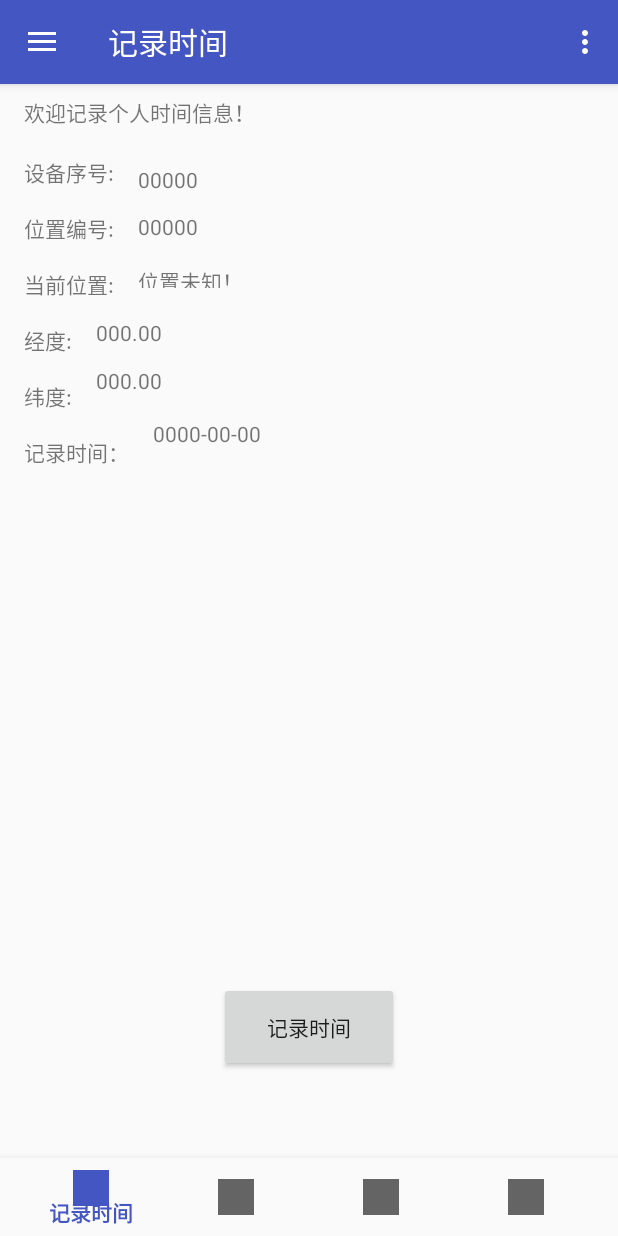
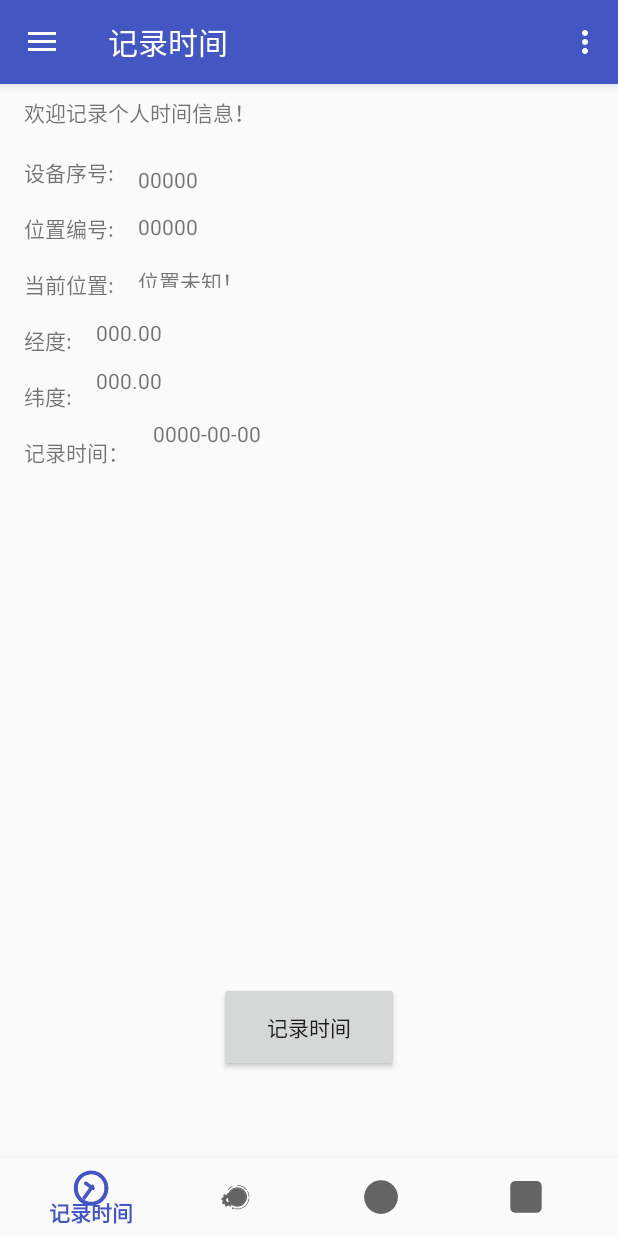
Before and after one commit to zeng2019/BehaviorAnalysisAPP, an Android app: the MainActivity screen opened directly, with no data from a screen before it, on a phone screen of 412 x 824 dp. Run offline under Robolectric (Android 15) with nearby library versions, the light colour scheme and no system bars; our stand-ins replace RxJava; libraries missing offline, so code that uses them is left out: com.baidu.location, com.mysql.jdbc, com.tbruyelle.rxpermissions2, org.greenrobot.greendao; 7 statements that could not run were skipped.

Commit message:
revise icon of menu

```diff
--- /dev/null
+++ b/app/src/main/res/drawable/time_aboutus.xml
@@ -0,0 +1,42 @@
+<?xml version="1.0" encoding="utf-8"?>
+<vector xmlns:android="http://schemas.android.com/apk/res/android"
+    android:width="1024dp"
+    android:height="1024dp"
+    android:viewportWidth="1024"
+    android:viewportHeight="1024">
+
+    <path
+        android:fillColor="#DD514E"
+        android:pathData="M958.144,816.585 C958.144,895.112,894.931,958.775,816.966,958.775
+L207.033,958.775 C129.069,958.775,65.855,895.111,65.855,816.585 L65.8549,202.254
+C65.8549,123.728,129.068,60.064,207.033,60.064 L816.965,60.064
+C894.93,60.064,958.143,123.728,958.143,202.254 L958.143,816.585 Z" />
+    <path
+        android:fillColor="#FFFFFF"
+        android:pathData="M516.503,232.19 C354.606,232.19,222.889,363.907,222.889,525.756
+C222.889,587.544,241.931,646.715,277.965,696.888
+C285.867,707.789,301.052,710.265,312.001,702.458
+A24.26259,24.26259,0,0,0,319.211,694.196
+A258.82893,258.82893,0,0,0,347.644,723.205
+A24.292266,24.292266,0,0,0,339.753,730.211
+C331.898,741.112,334.373,756.345,345.323,764.247
+C395.449,800.283,454.619,819.37,516.502,819.37
+C678.399,819.37,810.115,687.653,810.115,525.757
+C810.116,363.908,678.399,232.191,516.502,232.191 Z M664.869,452.05
+C664.869,478.342,643.564,499.647,617.272,499.647
+C590.986,499.647,569.664,478.342,569.664,452.05
+C569.664,425.744,590.988,404.445,617.272,404.445
+C643.564,404.445,664.869,425.744,664.869,452.05 Z M466.004,452.05
+C466.004,478.342,444.69,499.647,418.404,499.647
+C392.112,499.647,370.81,478.342,370.81,452.05
+C370.81,425.744,392.112,404.445,418.404,404.445
+C444.69,404.445,466.004,425.744,466.004,452.05 Z M393.546,523.737
+C408.526,523.737,420.647,535.858,420.647,550.838
+C420.647,603.715,463.626,646.695,516.504,646.695
+S612.361,603.716,612.361,550.838
+C612.361,535.858,624.482,523.737,639.462,523.737
+C654.442,523.737,666.563,535.858,666.563,550.838
+C666.563,633.568,599.235,700.897,516.504,700.897
+C433.774,700.897,366.445,633.569,366.445,550.838
+C366.444,535.858,378.565,523.737,393.544,523.737 Z" />
+</vector>
--- /dev/null
+++ b/app/src/main/res/drawable/time_analysis.xml
@@ -0,0 +1,100 @@
+<?xml version="1.0" encoding="utf-8"?>
+<vector xmlns:android="http://schemas.android.com/apk/res/android"
+    android:width="1024dp"
+    android:height="1024dp"
+    android:viewportWidth="1024"
+    android:viewportHeight="1024">
+
+    <path
+        android:fillColor="#5C958D"
+        android:pathData="M32,512 C32,777.097,246.903,992,512,992 S992,777.097,992,512
+C992,246.903,777.097,32,512,32 C246.903,32,32,246.903,32,512 Z" />
+    <path
+        android:fillColor="#000000"
+        android:pathData="M822.764,433.136 C808.432,393.44,787.55,359.32,761.123,330.344
+C753.782,300.385,664.062,239.539,559.54,231.467 L559.54,191.633 L531.651,191.633
+C485.239,191.633,440.195,200.731,397.774,218.673
+C356.817,235.996,320.042,260.789,288.468,292.362
+C256.895,323.935,232.103,360.711,214.779,401.668
+C196.837,444.089,187.739,489.133,187.739,535.545
+C187.739,581.958,196.837,627.001,214.779,669.422
+C232.102,710.379,256.894,747.155,288.468,778.728
+C320.04,810.3,356.816,835.093,397.774,852.417
+C440.195,870.36,485.239,879.458,531.651,879.458
+C578.063,879.458,623.107,870.36,665.529,852.417
+C706.485,835.094,743.261,810.302,774.835,778.728
+C806.408,747.156,831.2,710.38,848.524,669.422
+C866.466,627.001,875.564,581.958,875.564,535.545 L930.526,535.545
+L840.255,408.529 L822.765,433.137 Z" />
+    <path
+        android:fillColor="#D496BC"
+        android:pathData="M512.23,206.997 C344.07,206.997,207.75,343.318,207.75,511.477
+C207.75,626.07,271.065,725.86,364.61,777.818 L778.572,363.856
+C726.613,270.312,626.824,206.997,512.231,206.997 Z" />
+    <path
+        android:fillColor="#D07FB3"
+        android:pathData="M364.61,777.819 C408.338,802.109,458.663,815.958,512.231,815.958
+C680.391,815.958,816.711,679.638,816.711,511.478
+C816.711,457.911,802.859,407.586,778.571,363.857 L364.61,777.819 Z" />
+    <path
+        android:fillColor="#FFFFFF"
+        android:pathData="M353.319,578.183 C403.685,531.846,442.635,496.255,442.635,467.378
+C442.635,448.238,431.89,439.173,416.445,439.173
+C402.341,439.173,391.598,449.245,381.524,459.319 L350.633,428.428
+C372.795,404.924,392.941,394.179,424.503,394.179
+C467.483,394.179,497.702,421.712,497.702,464.02
+C497.702,498.269,465.469,535.876,436.592,565.424
+C447.337,564.081,462.782,562.737,472.183,562.737 L507.775,562.737
+L507.775,611.089 L353.318,611.089 L353.318,578.185 Z M696.479,563.41
+L673.646,563.41 L673.646,611.09 L619.922,611.09 L619.922,563.41 L529.263,563.41
+L529.263,523.117 L601.79,398.208 L673.647,398.208 L673.647,519.759
+L696.48,519.759 L696.48,563.41 Z M619.922,519.759 L619.922,495.584
+C619.922,481.145,621.265,459.656,621.937,445.218 L620.594,445.218
+C615.222,457.978,609.178,470.737,603.134,483.497 L583.657,519.76 L619.92,519.76
+Z" />
+    <path
+        android:fillColor="#CC1348"
+        android:pathData="M726.441,512 L816.711,384.984 L906.982,512 Z" />
+    <path
+        android:fillColor="#9D093B"
+        android:pathData="M199.505,484.111 L302.962,484.111 L302.962,539.888 L199.505,539.888 Z" />
+    <path
+        android:fillColor="#CC1348"
+        android:pathData="M723.196,742.858 L664.088,684.712 L687.156,661.262 L746.265,719.409 Z" />
+    <path
+        android:fillColor="#9D093B"
+        android:pathData="M277.708,719.461 L336.816,661.314 L359.885,684.764 L300.777,742.911 Z
+M300.786,281.127 L359.894,339.274 L336.825,362.725 L277.717,304.578 Z
+M480.22,203.397 L535.997,203.397 L535.997,306.854 L480.22,306.854 Z" />
+    <path
+        android:fillColor="#CC1348"
+        android:pathData="M480.22,717.147 L535.997,717.147 L535.997,820.604 L480.22,820.604 Z" />
+    <path
+        android:fillColor="#000000"
+        android:pathData="M234.814,512 C234.814,584.999,263.241,653.629,314.861,705.248
+C366.479,756.867,435.109,785.294,508.108,785.294 L508.108,238.707
+C435.109,238.707,366.479,267.134,314.861,318.753
+C263.241,370.371,234.814,439.001,234.814,512.001 Z" />
+    <path
+        android:fillColor="#CC1348"
+        android:pathData="M508.107,168.088 C461.695,168.088,416.652,177.186,374.231,195.129
+C333.274,212.452,296.499,237.244,264.925,268.818
+C233.353,300.391,208.561,337.167,191.236,378.124
+C173.294,420.545,164.196,465.589,164.196,512.001
+S173.294,603.457,191.236,645.878 C208.56,686.834,233.351,723.61,264.925,755.184
+C296.498,786.755,333.273,811.549,374.231,828.873
+C416.652,846.815,461.695,855.913,508.107,855.913 L508.107,785.295
+C435.108,785.295,366.478,756.868,314.86,705.249
+C263.241,653.63,234.813,585,234.813,512.001
+C234.813,439.002,263.24,370.371,314.86,318.753
+C366.478,267.134,435.108,238.707,508.107,238.707 L535.996,238.707
+L535.996,168.088 L508.107,168.088 Z" />
+    <path
+        android:fillColor="#A80B40"
+        android:pathData="M781.401,512 C781.401,584.999,752.974,653.629,701.355,705.248
+C649.736,756.867,581.106,785.294,508.107,785.294 L508.107,855.912
+C554.52,855.912,599.563,846.814,641.985,828.872
+C682.942,811.549,719.718,786.756,751.292,755.183
+C782.864,723.611,807.656,686.835,824.981,645.877
+C842.923,603.456,852.021,558.412,852.021,512 L781.401,512 Z" />
+</vector>
--- /dev/null
+++ b/app/src/main/res/drawable/time_record.xml
@@ -0,0 +1,56 @@
+<?xml version="1.0" encoding="utf-8"?>
+<vector xmlns:android="http://schemas.android.com/apk/res/android"
+    android:width="1024dp"
+    android:height="1024dp"
+    android:viewportWidth="1024"
+    android:viewportHeight="1024">
+
+    <path
+        android:fillColor="#F39A2B"
+        android:pathData="M597.678,480.76 L390.797,333.998
+C368.588,318.232,337.797,323.466,322.035,345.685 L319.995,348.556
+C304.242,370.77,309.469,401.556,331.686,417.318 L538.562,564.089
+C560.78,579.846,591.562,574.616,607.328,552.402 L609.363,549.526
+C625.131,527.308,619.892,496.521,597.678,480.76 Z" />
+    <path
+        android:fillColor="#E5594F"
+        android:pathData="M585.066,423.392 L582.195,421.358
+C559.977,405.595,529.191,410.831,513.429,433.045 L279.007,763.472
+C263.245,785.686,268.48,816.477,290.697,832.235 L293.568,834.275
+C315.786,850.037,346.572,844.805,362.33,822.587 L596.753,492.159
+C612.52,469.939,607.284,439.158,585.066,423.392 Z" />
+    <path
+        android:fillColor="#4A5699"
+        android:pathData="M891.662,525.126 C891.299,575.232,883.558,616.893,864.16,667.648
+C850.928,702.273,819.929,749.825,793.631,778.756
+C730.638,848.066,641.153,892.048,552.859,900.371
+C452.086,909.872,363.238,882.893,281.572,821.82
+C289.222,827.543,274.036,815.412,274.511,815.811
+C269.949,811.99,265.544,807.991,261.142,803.987
+C252.339,795.984,244.037,787.452,235.917,778.763
+C217.769,759.331,209.729,748.237,194.478,723.897
+C167.368,680.633,153.774,643.614,143.471,591.361
+C139.456,571.007,138.076,551.558,137.885,525.128
+C137.354,451.798,23.595,451.747,24.127,525.128
+C25.734,747.615,178.225,945.274,394.22,1000.84
+C610.702,1056.54,843.259,951.582,948.13,755.3
+C985.884,684.636,1004.85,605.076,1005.42,525.121
+C1005.95,451.742,892.189,451.793,891.659,525.123 Z" />
+    <path
+        android:fillColor="#C45FA0"
+        android:pathData="M137.884,501.467 C138.246,451.363,145.987,409.705,165.386,358.947
+C178.619,324.326,209.619,276.774,235.916,247.839
+C298.909,178.53,388.388,134.549,476.684,126.224
+C577.457,116.724,666.31,143.703,747.976,204.778
+C740.324,199.057,755.508,211.186,755.033,210.788
+C759.596,214.607,764.001,218.609,768.404,222.611
+C777.207,230.611,785.512,239.146,793.632,247.836
+C811.779,267.266,819.819,278.362,835.07,302.702
+C862.181,345.966,875.779,382.982,886.079,435.235
+C890.093,455.587,891.475,475.039,891.665,501.467
+C892.194,574.797,1005.95,574.851,1005.42,501.467
+C1003.81,278.978,851.313,81.323,635.321,25.752
+C418.839,-29.948,186.285,75.012,81.416,271.293
+C43.663,341.957,24.701,421.512,24.124,501.467
+C23.59,574.851,137.349,574.797,137.879,501.467 Z" />
+</vector>
--- /dev/null
+++ b/app/src/main/res/drawable/time_search.xml
@@ -0,0 +1,181 @@
+<?xml version="1.0" encoding="utf-8"?>
+<vector xmlns:android="http://schemas.android.com/apk/res/android"
+    android:width="1024dp"
+    android:height="1024dp"
+    android:viewportWidth="1024"
+    android:viewportHeight="1024">
+
+    <path
+        android:fillColor="#ED8F27"
+        android:pathData="M548.195,513.698 M296.435,513.698 A251.76,251.76,0,1,0,799.955,513.698
+A251.76,251.76,0,1,0,296.435,513.698 Z" />
+    <path
+        android:fillColor="#FCE3C3"
+        android:pathData="M548.195,513.698 M343.611,513.698 A204.584,204.584,0,1,0,752.779,513.698
+A204.584,204.584,0,1,0,343.611,513.698 Z" />
+    <path
+        android:fillColor="#300604"
+        android:pathData="M549.245,737.504 C426.174,737.504,326.051,637.381,326.051,514.31
+C326.051,391.239,426.174,291.11,549.245,291.11
+C672.316,291.11,772.445,391.24,772.445,514.31
+C772.446,637.381,672.316,737.504,549.245,737.504 Z M549.245,312.902
+C438.191,312.902,347.843,403.256,347.843,514.31 S438.19,715.712,549.245,715.712
+S750.653,625.365,750.653,514.31 S660.299,312.902,549.245,312.902 Z" />
+    <path
+        android:fillColor="#300604"
+        android:pathData="M549.245,784.679 C400.16,784.679,278.877,663.395,278.877,514.311
+S400.161,243.936,549.245,243.936 S819.62,365.227,819.62,514.311
+S698.329,784.679,549.245,784.679 Z M549.245,265.727
+C412.177,265.727,300.669,377.243,300.669,514.31
+C300.669,651.378,412.177,762.886,549.245,762.886
+C686.312,762.886,797.828,651.378,797.828,514.31
+C797.828,377.243,686.312,265.727,549.245,265.727 Z" />
+    <path
+        android:fillColor="#300604"
+        android:pathData="M549.245,784.679 C400.16,784.679,278.877,663.395,278.877,514.311
+S400.161,243.936,549.245,243.936 S819.62,365.227,819.62,514.311
+S698.329,784.679,549.245,784.679 Z M549.245,265.727
+C412.177,265.727,300.669,377.243,300.669,514.31
+C300.669,651.378,412.177,762.886,549.245,762.886
+C686.312,762.886,797.828,651.378,797.828,514.31
+C797.828,377.243,686.312,265.727,549.245,265.727 Z M290.873,321.06
+L273.436,307.993 C308.43,261.28,354.952,223.973,407.964,200.103 L416.917,219.98
+C367.245,242.339,323.668,277.29,290.873,321.06 Z M808.717,322.535
+C748.057,240.594,651.056,191.675,549.245,191.675 L549.245,169.883
+C657.93,169.883,761.479,222.101,826.238,309.568 L808.717,322.535 Z" />
+    <path
+        android:fillColor="#300604"
+        android:pathData="M538.349,329.168 L560.141,329.168 L560.141,356.331 L538.349,356.331 Z
+M466.097,348.541 L479.681,372.064 L460.811,382.961 L447.228,359.438 Z
+M394.376,412.315 L417.9,425.9 L407.003,444.77 L383.479,431.184 Z
+M364.109,503.414 L391.272,503.414 L391.272,525.206 L364.109,525.206 Z
+M406.996,583.883 L417.893,602.753 L394.369,616.337 L383.472,597.467 Z
+M460.813,645.69 L479.683,656.587 L466.097,680.111 L447.228,669.215 Z
+M538.349,672.283 L560.141,672.283 L560.141,699.446 L538.349,699.446 Z
+M637.655,645.688 L651.239,669.212 L632.37,680.109 L618.785,656.585 Z
+M691.533,583.876 L715.056,597.461 L704.16,616.33 L680.636,602.746 Z
+M707.225,503.414 L734.388,503.414 L734.388,525.206 L707.225,525.206 Z
+M704.148,412.324 L715.044,431.194 L691.521,444.778 L680.625,425.908 Z
+M632.383,348.552 L651.252,359.449 L637.668,382.972 L618.798,372.075 Z" />
+    <path
+        android:fillColor="#300604"
+        android:pathData="M517.72,588.03 L499.035,576.821 L538.349,511.295 L538.349,398.51 L560.141,398.51
+L560.141,517.325 Z" />
+    <path
+        android:fillColor="#B12800"
+        android:pathData="M331.228,654.924 C319.506,663.223,305.227,668.145,289.772,668.145
+C250.069,668.145,217.884,635.96,217.884,596.257 S250.069,524.369,289.772,524.369
+C289.858,524.369,289.941,524.381,290.027,524.381
+C289.898,521.034,289.772,517.685,289.772,514.306
+C289.772,479.175,296.79,445.694,309.441,415.137
+C308.247,413.933,306.613,413.181,304.809,413.181 L274.735,413.181
+A6.542,6.542,0,0,0,268.258,418.798 L264.311,446.423
+C263.918,449.176,261.816,451.334,259.095,451.91
+A146.275,146.275,0,0,0,220.626,465.909
+C218.17,467.216,215.173,466.913,213.102,465.056 L192.326,446.434
+A6.542,6.542,0,0,0,183.754,446.294 L160.715,465.625
+A6.544,6.544,0,0,0,159.364,474.092 L174.109,497.809
+C175.577,500.171,175.356,503.174,173.643,505.365
+A147.124,147.124,0,0,0,153.131,540.806
+C152.088,543.381,149.601,545.072,146.824,544.981 L118.961,544.072
+A6.543,6.543,0,0,0,112.304,549.475 L107.082,579.092
+A6.542,6.542,0,0,0,111.489,586.446 L138.032,595.137
+C140.675,596.003,142.439,598.446,142.535,601.226
+C142.99,614.484,145.197,628.116,149.371,641.91
+C150.159,644.516,149.322,647.34,147.18,649.021 L125.521,666.023
+A6.542,6.542,0,0,0,123.895,674.441 L138.931,700.486
+A6.544,6.544,0,0,0,147.036,703.286 L170.943,693.691
+C173.485,692.67,176.422,693.316,178.23,695.374
+A132.81,132.81,0,0,0,211.301,722.575
+C213.711,723.976,214.911,726.799,214.337,729.527 L208.935,755.227
+A6.542,6.542,0,0,0,213.1,762.721 L241.361,773.007
+A6.543,6.543,0,0,0,249.369,769.944 L262.519,745.348
+C263.822,742.911,266.511,741.6,269.248,741.969
+C283.314,743.869,297.061,743.789,310.25,741.956
+C313.001,741.573,315.708,742.884,317.017,745.334 L330.174,769.944
+A6.544,6.544,0,0,0,338.183,773.007 L366.443,762.721
+A6.542,6.542,0,0,0,370.608,755.227 L364.87,727.923
+C364.298,725.206,365.53,722.463,367.882,720.989
+C372.418,718.147,376.733,714.995,380.919,711.69
+A260.63,260.63,0,0,1,331.228,654.924 Z" />
+    <path
+        android:fillColor="#300604"
+        android:pathData="M335.947,784.302 A17.426,17.426,0,0,1,320.567,775.087 L308.82,753.111
+C296.924,754.6,283.58,754.643,270.712,753.139 L258.972,775.08
+C254.985,782.557,245.636,786.167,237.634,783.245 L209.38,772.959
+C201.265,770.015,196.49,761.424,198.278,752.975 L203.038,730.331
+A143.2,143.2,0,0,1,172.173,704.942 L151.097,713.398
+C143.209,716.562,133.717,713.242,129.496,705.942 L114.464,679.894
+C110.143,672.424,112.009,662.776,118.798,657.449 L138.122,642.275
+C134.568,629.776,132.433,617.114,131.773,604.55 L108.101,596.804
+C99.901,594.116,94.856,585.68,96.361,577.189 L101.574,547.579
+A17.406,17.406,0,0,1,118.741,533.171 L144.165,533.994
+A158.128,158.128,0,0,1,163.262,500.993 L150.11,479.846
+C145.555,472.525,147.102,462.82,153.714,457.274 L176.754,437.943
+C183.153,432.566,193.333,432.715,199.589,438.312 L218.126,454.926
+A157.282,157.282,0,0,1,253.957,441.888 L257.468,417.258
+C258.695,408.717,266.115,402.283,274.734,402.283 L304.812,402.283
+C309.479,402.283,313.878,404.127,317.184,407.475 L322.27,412.618 L319.503,419.3
+C307.004,449.499,300.669,481.463,300.669,514.308
+C300.669,517.543,300.797,520.756,300.917,523.963 L301.35,535.278
+L289.404,535.263 C255.942,535.461,228.78,562.745,228.78,596.256
+C228.78,629.888,256.141,657.249,289.772,657.249
+C302.406,657.249,314.565,653.369,324.937,646.026 L334.215,639.464
+L340.379,649.005 A249.64,249.64,0,0,0,387.993,703.401 L398.094,712.02
+L387.666,720.242 C383.58,723.463,379.784,726.23,376.146,728.627 L381.267,752.988
+C383.048,761.415,378.281,770.006,370.173,772.957 L341.904,783.243
+A17.19,17.19,0,0,1,335.947,784.302 Z M311.197,730.999
+C317.674,730.999,323.582,734.518,326.626,740.186 L338.005,761.481
+L359.166,753.777 L354.208,730.169
+C352.718,723.039,355.889,715.647,362.103,711.753
+C362.599,711.441,363.11,711.122,363.614,710.788
+A271.513,271.513,0,0,1,328.017,669.643
+C316.241,675.822,303.209,679.043,289.774,679.043
+C244.126,679.043,206.989,641.907,206.989,596.258
+C206.989,554.305,238.358,519.538,278.877,514.189
+C278.892,483.224,284.084,452.984,294.335,424.076 L278.509,424.076
+L275.104,447.96 C274.054,455.189,268.528,461.056,261.342,462.574
+A135.666,135.666,0,0,0,225.738,475.527
+C219.431,478.896,211.16,477.96,205.826,473.165 L187.864,457.069 L170.612,471.547
+L183.367,492.056 C187.212,498.249,186.751,506.293,182.218,512.082
+A136.396,136.396,0,0,0,163.235,544.898
+C160.532,551.566,154.176,555.879,147.04,555.879 L122.382,555.084
+L118.473,577.266 L141.422,584.779
+C148.36,587.049,153.183,593.512,153.425,600.868
+C153.858,613.431,156,626.186,159.803,638.763
+C161.917,645.737,159.597,653.128,153.907,657.59 L135.222,672.268 L146.48,691.768
+L166.888,683.582 C173.592,680.879,181.679,682.78,186.425,688.2
+A121.916,121.916,0,0,0,216.779,713.157
+C223.248,716.902,226.554,724.387,225.001,731.771 L220.383,753.776
+L241.537,761.472 L252.915,740.212
+C256.327,733.841,263.385,730.202,270.706,731.174
+C283.447,732.891,296.308,732.877,308.758,731.167
+A17.99,17.99,0,0,1,311.197,730.999 Z" />
+    <path
+        android:fillColor="#300604"
+        android:pathData="M289.773,679.044 C244.125,679.044,206.988,641.908,206.988,596.259
+C206.988,550.61,244.124,513.474,289.773,513.474 L300.52,513.489 L300.917,523.966
+C302.612,568.459,316.261,611.696,340.38,649.01 L346.048,657.785 L337.521,663.822
+C323.455,673.78,306.94,679.044,289.773,679.044 Z M279.806,536.081
+C250.899,540.848,228.78,566.017,228.78,596.258
+C228.78,629.89,256.141,657.251,289.772,657.251
+A60.389,60.389,0,0,0,316.147,651.221
+C295.498,616.128,283.069,576.729,279.806,536.081 Z" />
+    <path
+        android:fillColor="#231F20"
+        android:pathData="M429.547,797.744 L444.268,813.813 L423.642,832.697 L432.182,859.262
+L411.438,865.938 L398.616,826.06 Z" />
+    <path
+        android:fillColor="#300604"
+        android:pathData="M828.102,350.896 L847.074,340.18
+C875.788,390.996,891.256,448.587,891.812,506.723 L870.013,506.934
+C869.498,452.464,855.003,398.515,828.102,350.896 Z" />
+    <path
+        android:fillColor="#300604"
+        android:pathData="M548.575,863.313 C500.534,863.313,454.036,853.629,410.371,834.529
+L418.981,814.844 C459.914,832.749,503.515,841.827,548.574,841.827
+C629.187,841.827,706.426,812.013,766.063,757.875
+C825.292,704.108,862.396,630.876,870.543,551.667 L891.916,553.864
+C883.227,638.349,843.66,716.452,780.504,773.783
+C716.906,831.519,634.539,863.313,548.575,863.313 Z" />
+</vector>
--- a/app/src/main/res/menu/navigation.xml
+++ b/app/src/main/res/menu/navigation.xml
@@ -13,7 +13,7 @@
 
     <item
         android:id="@+id/navigation_analysis"
-        android:icon="@drawable/time_search"
+        android:icon="@drawable/time_analysis"
         android:title="@string/title_notifications" />
 
     <item
```
Also changed, not shown: app/src/main/res/drawable/side_nav_bar.xml (indentation only), app/src/main/res/drawable/time_aboutus.jpg (deleted), app/src/main/res/drawable/time_analysis.jpg (deleted), app/src/main/res/drawable/time_record.jpg (deleted), app/src/main/res/drawable/time_search.jpg (deleted), app/src/main/res/mipmap-hdpi/time_manager.jpg (deleted), app/src/main/res/mipmap-hdpi/time_manager.png (added), app/src/main/res/values/drawables.xml (indentation only).
